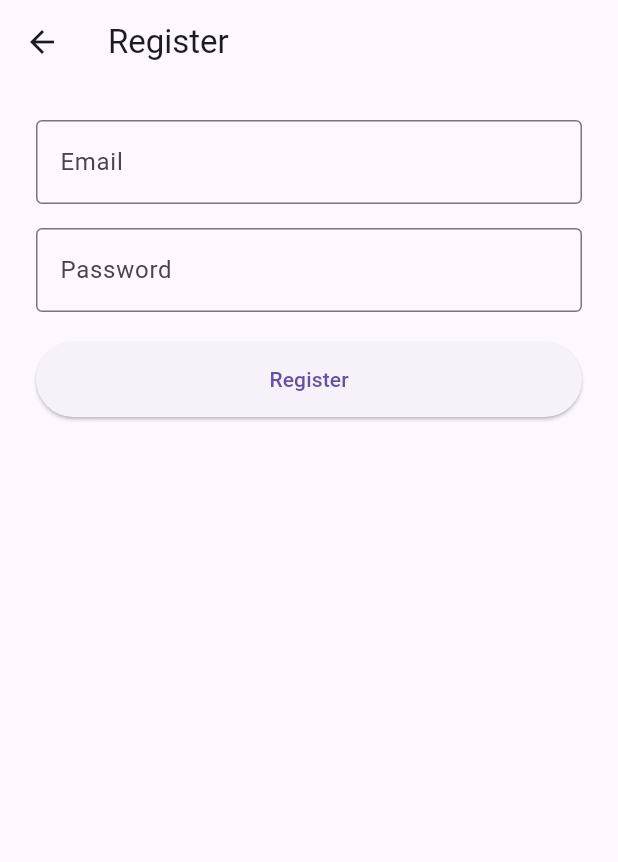
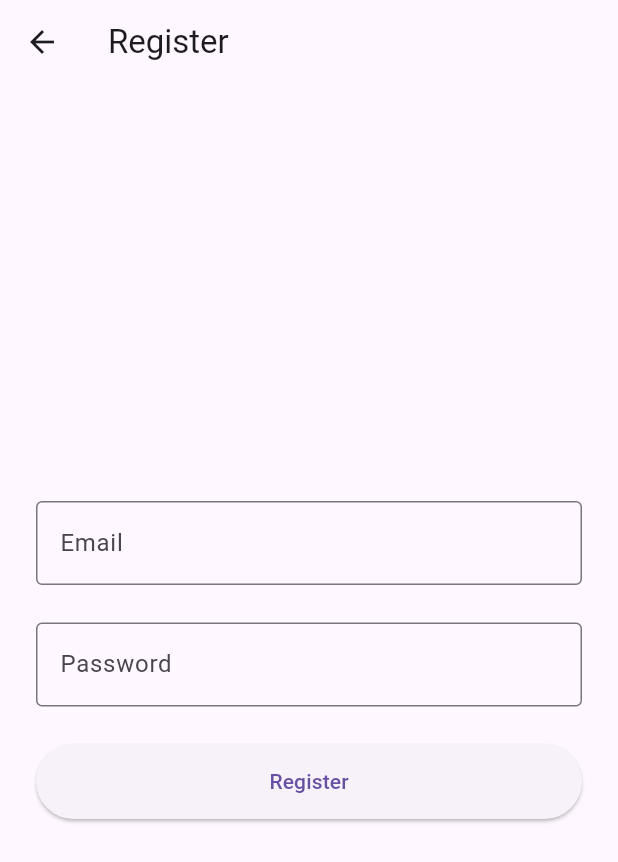
Before and after one commit to MahmoudNasser00/flutter_firebase_auth_template, a Flutter app: the RegisterView screen opened directly, on a phone screen of 412 x 824 dp. Shown: the top 862 px of the screen. Run offline on Flutter 3.47's test engine with Material 3 defaults, Android fonts, the phone set to English and light mode, and no system bars; our stand-ins replace equatable, firebase_auth, firebase_core, flutter_bloc, font_awesome_flutter, google_sign_in; accounts and stored records are empty.

Commit message:
Refactor `RegisterView` layout and improve UI alignment
- Wrap the registration form contents in a `Center` widget for better vertical positioning.
- Replace manual `SizedBox` widgets with the `spacing` property in the `Column` widget for consistent element gaps.
- Update `Column` alignment properties to center form elements within the view.

```diff
--- a/lib/features/auth/views/register_view.dart
+++ b/lib/features/auth/views/register_view.dart
@@ -22,7 +22,12 @@ class _RegisterViewState extends State<RegisterView> {
         padding: const EdgeInsets.all(24),
         child: Form(
           key: formKey,
+          child: Center(
             child: Column(
+              mainAxisSize: .max,
+              mainAxisAlignment: .center,
+              crossAxisAlignment: .center,
+              spacing: 25,
               children: [
                 TextFormField(
                   controller: email,
@@ -33,8 +38,6 @@ class _RegisterViewState extends State<RegisterView> {
                   ),
                 ),
 
-              const SizedBox(height: 16),
-
                 TextFormField(
                   controller: password,
                   validator: Validators.password,
@@ -43,8 +46,6 @@ class _RegisterViewState extends State<RegisterView> {
                     border: OutlineInputBorder(),
                   ),
                 ),
-
-              const SizedBox(height: 20),
 
                 SizedBox(
                   width: double.infinity,
@@ -78,6 +79,7 @@ class _RegisterViewState extends State<RegisterView> {
             ),
           ),
         ),
+      ),
     );
   }
 }
```
Lines whose indentation alone changed are shown as unchanged.
